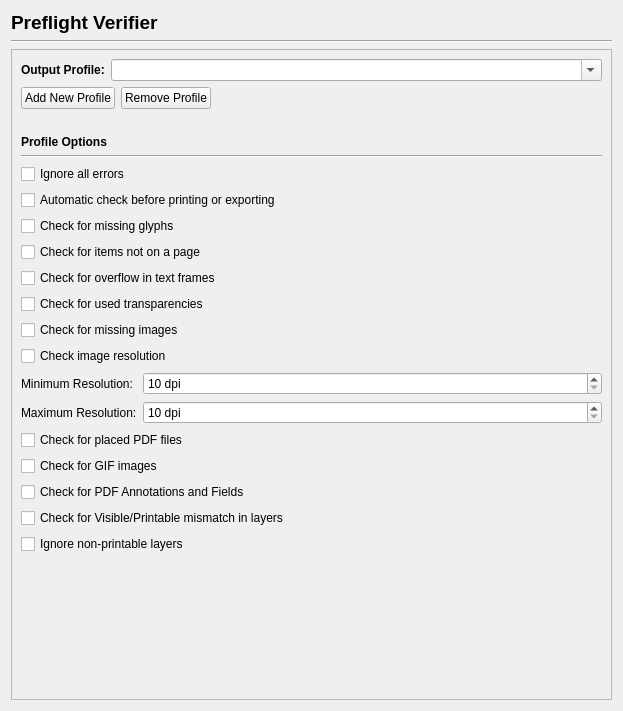
This is scribus/ui/prefs_preflightverifierbase.ui in scribusproject/scribus as Qt 5 draws it before an edit. The edited form follows.
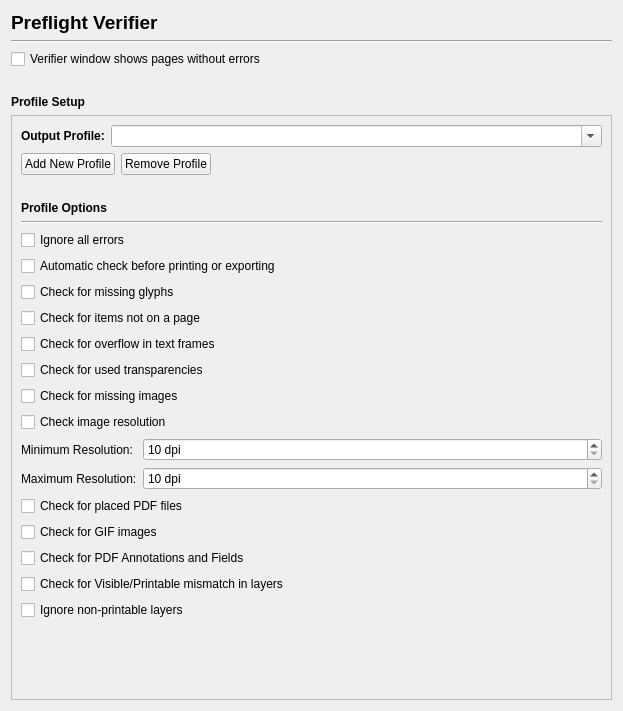
This is the edited form.

Commit message: #8794: Offer option to show/hide pages without errors in PreflightVerifier

Patch:
```diff
--- a/scribus/ui/prefs_preflightverifierbase.ui
+++ b/scribus/ui/prefs_preflightverifierbase.ui
@@ -35,6 +35,42 @@
      </property>
     </widget>
    </item>
+   <item>
+    <widget class="QCheckBox" name="showPagesWithoutErrorsCheckBox">
+     <property name="text">
+      <string>Verifier window shows pages without errors</string>
+     </property>
+    </widget>
+   </item>
+   <item>
+    <spacer name="verticalSpacer_3">
+     <property name="orientation">
+      <enum>Qt::Vertical</enum>
+     </property>
+     <property name="sizeType">
+      <enum>QSizePolicy::Minimum</enum>
+     </property>
+     <property name="sizeHint" stdset="0">
+      <size>
+       <width>20</width>
+       <height>20</height>
+      </size>
+     </property>
+    </spacer>
+   </item>
+   <item>
+    <widget class="QLabel" name="label_6">
+     <property name="font">
+      <font>
+       <weight>75</weight>
+       <bold>true</bold>
+      </font>
+     </property>
+     <property name="text">
+      <string>Profile Setup</string>
+     </property>
+    </widget>
+   </item>
    <item>
     <widget class="QScrollArea" name="scrollArea">
      <property name="widgetResizable">
@@ -46,7 +82,7 @@
         <x>0</x>
         <y>0</y>
         <width>595</width>
-        <height>641</height>
+        <height>564</height>
        </rect>
       </property>
       <layout class="QVBoxLayout" name="verticalLayout_2">
```
The commit also changes 7 other files.
